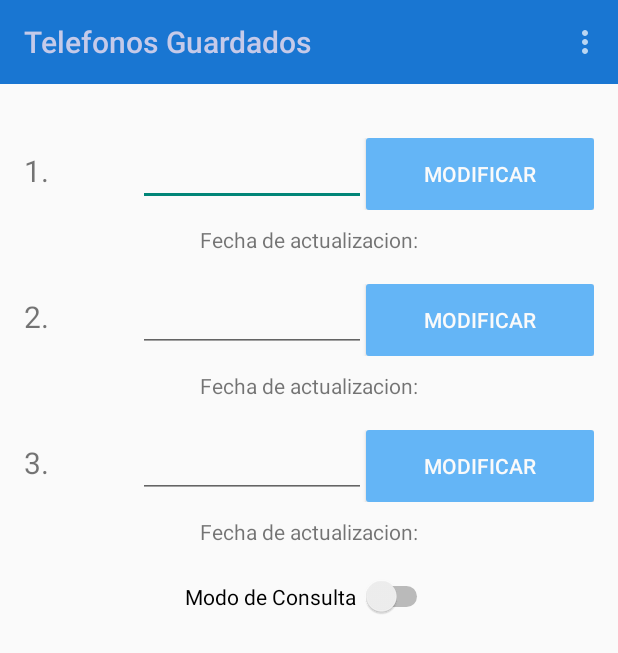
After one commit to Lanzeroth/Termocel, an Android app: the TelephoneChangeActivity screen opened directly, with no data from a screen before it, on a phone screen of 412 x 824 dp. The commit adds this screen. Shown: the top 653 px of the screen. Run offline under Robolectric (Android 15) with nearby library versions, the phone set to English and light mode, and no system bars; our stand-ins replace ButterKnife; libraries missing offline, so code that uses them is left out: com.activeandroid, com.activeandroid.annotation, com.activeandroid.query, com.orhanobut.logger; 2 statements that could not run were skipped.

Commit message:
you can now modify or consult the saved telephone numbers on the sensor

```diff
--- /dev/null
+++ b/app/src/main/java/com/ocr/termocel/TelephoneChangeActivity.java
@@ -0,0 +1,264 @@
+package com.ocr.termocel;
+
+import android.content.Intent;
+import android.os.Bundle;
+import android.support.v7.app.AppCompatActivity;
+import android.support.v7.widget.Toolbar;
+import android.telephony.SmsManager;
+import android.util.Log;
+import android.view.Menu;
+import android.view.MenuItem;
+import android.widget.Button;
+import android.widget.CompoundButton;
+import android.widget.EditText;
+import android.widget.Switch;
+import android.widget.TextView;
+import android.widget.Toast;
+
+import com.activeandroid.query.Select;
+import com.ocr.termocel.model.Telephone;
+import com.orhanobut.logger.Logger;
+
+import java.text.SimpleDateFormat;
+import java.util.Calendar;
+import java.util.GregorianCalendar;
+import java.util.List;
+
+import butterknife.ButterKnife;
+import butterknife.InjectView;
+import butterknife.OnClick;
+
+public class TelephoneChangeActivity extends AppCompatActivity {
+
+    private final String TAG = TelephoneChangeActivity.class.getSimpleName();
+
+    private final String PHONE_CONSULT = "ddT?";
+    private final String PHONE_MODIFY = "ddT";
+
+    @InjectView(R.id.toolbar)
+    Toolbar toolbar;
+
+    @InjectView(R.id.editTextPhone1)
+    EditText editTextPhone1;
+    @InjectView(R.id.editTextPhone2)
+    EditText editTextPhone2;
+    @InjectView(R.id.editTextPhone3)
+    EditText editTextPhone3;
+
+    @InjectView(R.id.buttonModify1)
+    Button buttonModify1;
+    @InjectView(R.id.buttonModify2)
+    Button buttonModify2;
+    @InjectView(R.id.buttonModify3)
+    Button buttonModify3;
+
+    @OnClick(R.id.buttonModify1)
+    public void modifyButtonClicked1() {
+        saveToDB(0);
+    }
+
+    @OnClick(R.id.buttonModify2)
+    public void modifyButtonClicked2() {
+        saveToDB(1);
+    }
+
+    @OnClick(R.id.buttonModify3)
+    public void modifyButtonClicked3() {
+        saveToDB(2);
+    }
+
+    @InjectView(R.id.textViewUpdateDate1)
+    TextView textViewUpdateDate1;
+    @InjectView(R.id.textViewUpdateDate2)
+    TextView textViewUpdateDate2;
+    @InjectView(R.id.textViewUpdateDate3)
+    TextView textViewUpdateDate3;
+
+    @InjectView(R.id.switchConsult)
+    Switch switchConsult;
+
+    private boolean consultMode = false;
+
+    SmsManager smsManager;
+
+    List<Telephone> mTelephones;
+
+    private String sensorTelephoneNumber;
+
+    @Override
+    protected void onCreate(Bundle savedInstanceState) {
+        super.onCreate(savedInstanceState);
+        setContentView(R.layout.activity_telephone_change);
+        ButterKnife.inject(this);
+
+        /** toolBar **/
+        setUpToolBar();
+
+        Intent intent = getIntent();
+        sensorTelephoneNumber = intent.getStringExtra(MainActivity.EXTRA_TELEPHONE_NUMBER);
+
+        smsManager = SmsManager.getDefault();
+
+        switchConsult.setOnCheckedChangeListener(new CompoundButton.OnCheckedChangeListener() {
+            @Override
+            public void onCheckedChanged(CompoundButton compoundButton, boolean b) {
+                consultMode = !consultMode;
+                if (consultMode) {
+                    buttonModify1.setText("Consultar");
+                    buttonModify2.setText("Consultar");
+                    buttonModify3.setText("Consultar");
+                    editTextPhone1.setEnabled(false);
+                    editTextPhone2.setEnabled(false);
+                    editTextPhone3.setEnabled(false);
+                } else {
+                    buttonModify1.setText("Modificar");
+                    buttonModify2.setText("Modificar");
+                    buttonModify3.setText("Modificar");
+                    editTextPhone1.setEnabled(true);
+                    editTextPhone2.setEnabled(true);
+                    editTextPhone3.setEnabled(true);
+                }
+            }
+        });
+
+        mTelephones = getTelephonesFromDB();
+        // if there is info in the database, we populate the views, otherwise we prepopulate the
+        // database so we always have 3 "spaces" that we can use
+        if (mTelephones != null && !mTelephones.isEmpty()) {
+            editTextPhone1.setText(mTelephones.get(0).phoneNumber);
+            editTextPhone2.setText(mTelephones.get(1).phoneNumber);
+            editTextPhone3.setText(mTelephones.get(2).phoneNumber);
+
+            Calendar calendar = new GregorianCalendar();
+            SimpleDateFormat simpleDateFormat = new SimpleDateFormat("dd-MM-yyyy HH:mm:ss", java.util.Locale.getDefault());
+
+            calendar.setTimeInMillis(mTelephones.get(0).date);
+            textViewUpdateDate1.setText(simpleDateFormat.format(calendar.getTime()));
+            calendar.setTimeInMillis(mTelephones.get(1).date);
+            textViewUpdateDate2.setText(simpleDateFormat.format(calendar.getTime()));
+            calendar.setTimeInMillis(mTelephones.get(2).date);
+            textViewUpdateDate3.setText(simpleDateFormat.format(calendar.getTime()));
+        } else {
+            Calendar c = Calendar.getInstance();
+            for (int i = 0; i < 3; i++) {
+                Telephone telephone = new Telephone(
+                        sensorTelephoneNumber,
+                        0,
+                        "",
+                        c.getTimeInMillis(),
+                        false
+                );
+                telephone.save();
+            }
+        }
+    }
+
+    /**
+     * If is not on consult mode we try to save the new phone to an existing database index and
+     * then send an SMS to be saved on the microlog
+     *
+     * @param i the index number
+     */
+    private void saveToDB(int i) {
+        try {
+            if (!consultMode) {
+                Telephone tempTelephone = new Select().
+                        from(Telephone.class).
+                        where("sensorNumber = ?", sensorTelephoneNumber).
+                        and("phoneIndex = ?", i).
+                        executeSingle();
+                switch (i) {
+                    case 0:
+                        tempTelephone.phoneNumber = editTextPhone1.getText().toString();
+                        break;
+                    case 1:
+                        tempTelephone.phoneNumber = editTextPhone2.getText().toString();
+                        break;
+                    case 2:
+                        tempTelephone.phoneNumber = editTextPhone3.getText().toString();
+                        break;
+                }
+                Calendar calendar = Calendar.getInstance();
+                tempTelephone.date = calendar.getTimeInMillis();
+                tempTelephone.verified = false;
+                tempTelephone.save();
+                Log.d(TAG, "telephone saved to db");
+            }
+
+            sendSMS(i);
+
+        } catch (Exception e) {
+            e.printStackTrace();
+        }
+    }
+
+    private void sendSMS(int i) throws Exception {
+        if (consultMode) {
+            switch (i) {
+                case 0:
+                    smsManager.sendTextMessage(sensorTelephoneNumber, null, PHONE_CONSULT + 2, null, null);
+                    break;
+                case 1:
+                    smsManager.sendTextMessage(sensorTelephoneNumber, null, PHONE_CONSULT + 3, null, null);
+                    break;
+                case 2:
+                    smsManager.sendTextMessage(sensorTelephoneNumber, null, PHONE_CONSULT + 4, null, null);
+                    break;
+            }
+            Toast.makeText(this, "Mensaje de consulta enviado al " + sensorTelephoneNumber, Toast.LENGTH_SHORT).show();
+        } else {
+            switch (i) {
+                case 0:
+                    smsManager.sendTextMessage(sensorTelephoneNumber, null, PHONE_MODIFY + 2, null, null);
+                    break;
+                case 1:
+                    smsManager.sendTextMessage(sensorTelephoneNumber, null, PHONE_MODIFY + 3, null, null);
+                    break;
+                case 2:
+                    smsManager.sendTextMessage(sensorTelephoneNumber, null, PHONE_MODIFY + 4, null, null);
+                    break;
+            }
+            Toast.makeText(this, "Numero" + i + " actualizado en el " + sensorTelephoneNumber, Toast.LENGTH_SHORT).show();
+        }
+        Logger.d("Message send to " + sensorTelephoneNumber + "consult mode = " + consultMode + " index " + i);
+
+    }
+
+    public List<Telephone> getTelephonesFromDB() {
+        return new Select().from(Telephone.class).orderBy("phoneIndex ASC").execute();
+    }
+
+    @Override
+    public boolean onCreateOptionsMenu(Menu menu) {
+        // Inflate the menu; this adds items to the action bar if it is present.
+        getMenuInflater().inflate(R.menu.menu_telephone_change, menu);
+        return true;
+    }
+
+    @Override
+    public boolean onOptionsItemSelected(MenuItem item) {
+        // Handle action bar item clicks here. The action bar will
+        // automatically handle clicks on the Home/Up button, so long
+        // as you specify a parent activity in AndroidManifest.xml.
+        int id = item.getItemId();
+
+        //noinspection SimplifiableIfStatement
+        if (id == R.id.action_settings) {
+            return true;
+        }
+
+        return super.onOptionsItemSelected(item);
+    }
+
+    /**
+     * sets up the top bar
+     */
+    private void setUpToolBar() {
+        setSupportActionBar(toolbar);
+        getSupportActionBar().setTitle(getString(R.string.telephone_activity_title));
+        getSupportActionBar().setDisplayShowTitleEnabled(true);
+        // enabling action bar app icon and behaving it as toggle button
+        getSupportActionBar().setDefaultDisplayHomeAsUpEnabled(true);
+        getSupportActionBar().setHomeButtonEnabled(true);
+    }
+}
--- /dev/null
+++ b/app/src/main/java/com/ocr/termocel/model/Telephone.java
@@ -0,0 +1,39 @@
+package com.ocr.termocel.model;
+
+import com.activeandroid.Model;
+import com.activeandroid.annotation.Column;
+import com.activeandroid.annotation.Table;
+
+/**
+ * Sensors
+ */
+@Table(name = "Telephones")
+public class Telephone extends Model {
+
+    @Column
+    public String sensorNumber;
+
+    @Column
+    public int phoneIndex;
+
+    @Column
+    public String phoneNumber;
+
+    @Column
+    public long date;
+
+    @Column
+    public boolean verified;
+
+    public Telephone(String sensorNumber, int phoneIndex, String phoneNumber, long date, boolean verified) {
+        this.sensorNumber = sensorNumber;
+        this.phoneIndex = phoneIndex;
+        this.phoneNumber = phoneNumber;
+        this.date = date;
+        this.verified = verified;
+    }
+
+    public Telephone() {
+        super();
+    }
+}
--- a/app/src/main/java/com/ocr/termocel/model/Temperature.java
+++ b/app/src/main/java/com/ocr/termocel/model/Temperature.java
@@ -11,7 +11,7 @@ import com.activeandroid.annotation.Table;
 public class Temperature extends Model {
 
     @Column
-    public String number;
+    public String phoneNumber;
 
     @Column
     public String micrologId;
@@ -29,8 +29,8 @@ public class Temperature extends Model {
     public long timestamp;
 
 
-    public Temperature(String number, String micrologId, String status, double tempInFahrenheit, double humidity, long timestamp) {
-        this.number = number;
+    public Temperature(String phoneNumber, String micrologId, String status, double tempInFahrenheit, double humidity, long timestamp) {
+        this.phoneNumber = phoneNumber;
         this.micrologId = micrologId;
         this.status = status;
         this.tempInFahrenheit = tempInFahrenheit;
--- /dev/null
+++ b/app/src/main/res/layout/activity_telephone_change.xml
@@ -0,0 +1,218 @@
+<RelativeLayout xmlns:android="http://schemas.android.com/apk/res/android"
+    xmlns:tools="http://schemas.android.com/tools"
+    android:layout_width="match_parent"
+    android:layout_height="match_parent">
+
+    <include
+        android:id="@+id/toolbar"
+        layout="@layout/toolbar" />
+
+    <LinearLayout
+        android:layout_width="match_parent"
+        android:layout_height="match_parent"
+        android:orientation="vertical"
+        android:paddingBottom="@dimen/activity_vertical_margin"
+        android:paddingLeft="@dimen/activity_horizontal_margin"
+        android:paddingRight="@dimen/activity_horizontal_margin"
+        android:paddingTop="@dimen/activity_vertical_margin"
+        tools:context="com.ocr.termocel.TelephoneChangeActivity"
+        android:layout_below="@+id/toolbar">
+
+
+        <LinearLayout
+            android:id="@+id/containerPhone1"
+            android:layout_width="match_parent"
+            android:layout_height="wrap_content"
+            android:orientation="vertical">
+
+            <LinearLayout
+                android:layout_width="match_parent"
+                android:layout_height="wrap_content"
+                android:layout_marginTop="20dp"
+                android:orientation="horizontal">
+
+                <TextView
+                    android:layout_width="0dp"
+                    android:layout_height="wrap_content"
+                    android:layout_weight=".20"
+                    android:text="1."
+                    android:textSize="20sp" />
+
+                <EditText
+                    android:id="@+id/editTextPhone1"
+                    android:layout_width="0dp"
+                    android:layout_height="wrap_content"
+                    android:layout_weight=".4"
+                    android:inputType="phone"
+                    android:maxLength="10"
+                    android:singleLine="true"
+                    android:text="" />
+
+                <Button
+                    android:id="@+id/buttonModify1"
+                    style="@style/ButtonNormal"
+                    android:layout_width="0dp"
+                    android:layout_height="wrap_content"
+                    android:layout_weight=".4"
+                    android:text="@string/telephone_modify" />
+
+
+            </LinearLayout>
+
+            <LinearLayout
+                android:layout_width="match_parent"
+                android:layout_height="wrap_content"
+                android:layout_marginTop="10dp"
+                android:gravity="center"
+                android:orientation="horizontal">
+
+                <TextView
+                    android:layout_width="wrap_content"
+                    android:layout_height="wrap_content"
+                    android:text="@string/telephone_update_date" />
+
+                <TextView
+                    android:id="@+id/textViewUpdateDate1"
+                    android:layout_width="wrap_content"
+                    android:layout_height="wrap_content"
+                    android:text="" />
+            </LinearLayout>
+        </LinearLayout>
+
+        <LinearLayout
+            android:id="@+id/containerPhone2"
+            android:layout_width="match_parent"
+            android:layout_height="wrap_content"
+            android:orientation="vertical">
+
+            <LinearLayout
+                android:layout_width="match_parent"
+                android:layout_height="wrap_content"
+                android:layout_marginTop="20dp"
+                android:orientation="horizontal">
+
+                <TextView
+                    android:layout_width="0dp"
+                    android:layout_height="wrap_content"
+                    android:layout_weight=".20"
+                    android:text="2."
+                    android:textSize="20sp" />
+
+                <EditText
+                    android:id="@+id/editTextPhone2"
+                    android:layout_width="0dp"
+                    android:layout_height="wrap_content"
+                    android:layout_weight=".4"
+                    android:inputType="phone"
+                    android:maxLength="10"
+                    android:singleLine="true"
+                    android:text="" />
+
+                <Button
+                    android:id="@+id/buttonModify2"
+                    style="@style/ButtonNormal"
+                    android:layout_width="0dp"
+                    android:layout_height="wrap_content"
+                    android:layout_weight=".4"
+                    android:text="@string/telephone_modify" />
+
+
+            </LinearLayout>
+
+            <LinearLayout
+                android:layout_width="match_parent"
+                android:layout_height="wrap_content"
+                android:layout_marginTop="10dp"
+                android:gravity="center"
+                android:orientation="horizontal">
+
+                <TextView
+                    android:layout_width="wrap_content"
+                    android:layout_height="wrap_content"
+                    android:text="@string/telephone_update_date" />
+
+                <TextView
+                    android:id="@+id/textViewUpdateDate2"
+                    android:layout_width="wrap_content"
+                    android:layout_height="wrap_content"
+                    android:text="" />
+            </LinearLayout>
+        </LinearLayout>
+
+        <LinearLayout
+            android:id="@+id/containerPhone3"
+            android:layout_width="match_parent"
+            android:layout_height="wrap_content"
+            android:orientation="vertical">
+
+            <LinearLayout
+                android:layout_width="match_parent"
+                android:layout_height="wrap_content"
+                android:layout_marginTop="20dp"
+                android:orientation="horizontal">
+
+                <TextView
+                    android:layout_width="0dp"
+                    android:layout_height="wrap_content"
+                    android:layout_weight=".20"
+                    android:text="3."
+                    android:textSize="20sp" />
+
+                <EditText
+                    android:id="@+id/editTextPhone3"
+                    android:layout_width="0dp"
+                    android:layout_height="wrap_content"
+                    android:layout_weight=".4"
+                    android:inputType="phone"
+                    android:maxLength="10"
+                    android:singleLine="true"
+                    android:text="" />
+
+                <Button
+                    android:id="@+id/buttonModify3"
+                    style="@style/ButtonNormal"
+                    android:layout_width="0dp"
+                    android:layout_height="wrap_content"
+                    android:layout_weight=".4"
+                    android:text="@string/telephone_modify" />
+
+
+            </LinearLayout>
+
+            <LinearLayout
+                android:layout_width="match_parent"
+                android:layout_height="wrap_content"
+                android:layout_marginTop="10dp"
+                android:gravity="center"
+                android:orientation="horizontal">
+
+                <TextView
+                    android:layout_width="wrap_content"
+                    android:layout_height="wrap_content"
+                    android:text="@string/telephone_update_date" />
+
+                <TextView
+                    android:id="@+id/textViewUpdateDate3"
+                    android:layout_width="wrap_content"
+                    android:layout_height="wrap_content"
+                    android:text="" />
+            </LinearLayout>
+        </LinearLayout>
+
+        <LinearLayout
+            android:layout_width="match_parent"
+            android:layout_height="wrap_content"
+            android:layout_marginTop="20dp"
+            android:gravity="center"
+            android:orientation="horizontal">
+
+            <Switch
+                android:id="@+id/switchConsult"
+                android:layout_width="wrap_content"
+                android:layout_height="wrap_content"
+                android:checked="false"
+                android:text="Modo de Consulta " />
+        </LinearLayout>
+
+    </LinearLayout>
+</RelativeLayout>
--- a/app/src/main/res/menu/menu_main.xml
+++ b/app/src/main/res/menu/menu_main.xml
@@ -1,6 +1,8 @@
 <menu xmlns:android="http://schemas.android.com/apk/res/android"
     xmlns:app="http://schemas.android.com/apk/res-auto"
     xmlns:tools="http://schemas.android.com/tools" tools:context=".MainActivity">
-    <item android:id="@+id/action_settings" android:title="@string/action_settings"
+    <item
+        android:id="@+id/action_telephones"
+        android:title="@string/action_telephones"
         android:orderInCategory="100" app:showAsAction="never" />
 </menu>
--- /dev/null
+++ b/app/src/main/res/menu/menu_telephone_change.xml
@@ -0,0 +1,10 @@
+<menu xmlns:android="http://schemas.android.com/apk/res/android"
+    xmlns:app="http://schemas.android.com/apk/res-auto"
+    xmlns:tools="http://schemas.android.com/tools"
+    tools:context="com.ocr.termocel.TelephoneChangeActivity">
+    <item
+        android:id="@+id/action_settings"
+        android:title="@string/action_settings"
+        android:orderInCategory="100"
+        app:showAsAction="never" />
+</menu>
--- a/app/src/main/res/values/colors.xml
+++ b/app/src/main/res/values/colors.xml
@@ -1,8 +1,8 @@
 <?xml version="1.0" encoding="utf-8"?>
 <resources>
 
-    <color name="colorPrimary">#0074ae</color>
-    <color name="colorPrimaryDarker">#006799</color>
+    <color name="colorPrimary">@color/blue_700</color>
+    <color name="colorPrimaryDarker">@color/blue_900</color>
 
     <!--Material design colors-->
     <color name="red_50">#ffebee</color>
--- a/app/src/main/res/values/strings.xml
+++ b/app/src/main/res/values/strings.xml
@@ -3,9 +3,15 @@
 
     <string name="hello_world">Hello world!</string>
     <string name="action_settings">Settings</string>
+    <string name="action_telephones">Telefonos</string>
     <string name="title_activity_sensor_selector">SensorSelector</string>
     <string name="toast_message_send">Mensaje enviado con exito</string>
     <string name="toast_message_not_send">Hay un problema enviando el mensaje</string>
     <string name="main_no_info">No tenemos informacion de este Microlog, por favor presione el boton para adquirir el estado actual.</string>
     <string name="main_refresh_state_button">Actualizar Estado</string>
+    <string name="title_activity_telephone_change">TelephoneChangeActivity</string>
+    <string name="telephone_update_date">Fecha de actualizacion:</string>
+    <string name="telephone_modify">Modificar</string>
+    <string name="telephone_activity_title">Telefonos Guardados</string>
+    <string name="title_activity_set_points">SetPointsActivity</string>
 </resources>
--- a/app/src/main/res/values/styles.xml
+++ b/app/src/main/res/values/styles.xml
@@ -10,5 +10,24 @@
         <item name="color">@android:color/white</item>
     </style>
 
+    <style name="TextViewTitle">
+        <item name="android:textSize">18sp</item>
+        <item name="android:textColor">@color/grey_500</item>
+        <item name="android:layout_width">wrap_content</item>
+        <item name="android:layout_height">wrap_content</item>
+    </style>
+
+    <style name="TextViewNormal">
+        <item name="android:textSize">18sp</item>
+        <item name="android:textColor">@color/grey_900</item>
+        <item name="android:layout_width">wrap_content</item>
+        <item name="android:layout_height">wrap_content</item>
+    </style>
+
+    <style name="ButtonNormal">
+        <item name="android:textColor">@color/grey_50</item>
+        <item name="android:paddingLeft">20dp</item>
+        <item name="android:paddingRight">20dp</item>
+    </style>
 
 </resources>
```
Also changed, not shown: app/src/main/AndroidManifest.xml (+10 -4 lines), app/src/main/java/com/ocr/termocel/MainActivity.java (+22 -4 lines), app/src/main/res/layout/activity_main.xml (+28 -6 lines), app/src/main/res/layout/activity_sensor_selector.xml (+14 -7 lines), app/src/main/res/layout/text_row_item.xml (+8 -4 lines), 1 other file.
